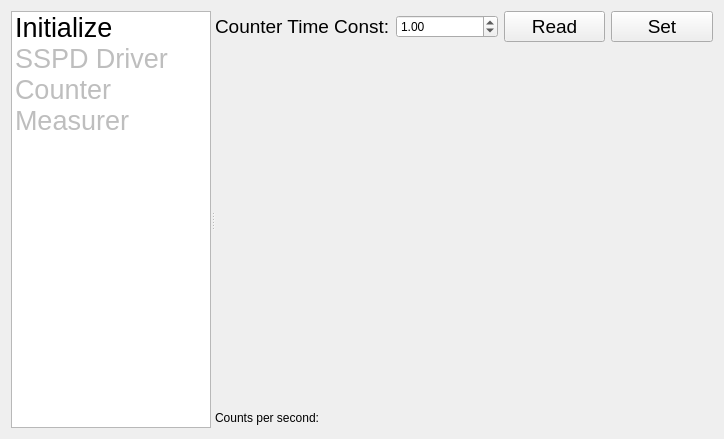
Above: User/QeMeasurer/mainwindow.ui from OzhegovRoman/ControlUnit4_Software before the change. Below: the same form after it.
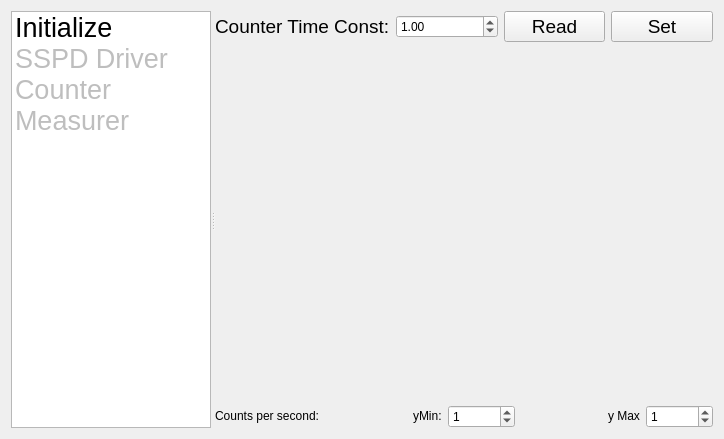
That is the form after the change. Custom widgets are drawn as their Qt base class.

```diff
--- a/User/QeMeasurer/mainwindow.ui
+++ b/User/QeMeasurer/mainwindow.ui
@@ -505,23 +505,145 @@
          </layout>
         </item>
         <item>
-         <widget class="QCustomPlot" name="wCounterPlot" native="true"/>
+         <widget class="QCustomPlot" name="wCounterPlot" native="true">
+          <property name="contextMenuPolicy">
+           <enum>Qt::CustomContextMenu</enum>
+          </property>
+         </widget>
         </item>
         <item>
-         <widget class="QLabel" name="lbCounts">
-          <property name="maximumSize">
-           <size>
-            <width>16777215</width>
-            <height>20</height>
-           </size>
-          </property>
-          <property name="styleSheet">
-           <string notr="true">font: 12pt &quot;MS Shell Dlg 2&quot;;</string>
-          </property>
-          <property name="text">
-           <string>Counts per second:</string>
-          </property>
-         </widget>
+         <layout class="QHBoxLayout" name="horizontalLayout_9">
+          <item>
+           <widget class="QLabel" name="lbCounts">
+            <property name="maximumSize">
+             <size>
+              <width>16777215</width>
+              <height>20</height>
+             </size>
+            </property>
+            <property name="styleSheet">
+             <string notr="true">font: 12pt &quot;MS Shell Dlg 2&quot;;</string>
+            </property>
+            <property name="text">
+             <string>Counts per second:</string>
+            </property>
+           </widget>
+          </item>
+          <item>
+           <spacer name="HS_Min">
+            <property name="orientation">
+             <enum>Qt::Horizontal</enum>
+            </property>
+            <property name="sizeHint" stdset="0">
+             <size>
+              <width>40</width>
+              <height>20</height>
+             </size>
+            </property>
+           </spacer>
+          </item>
+          <item>
+           <widget class="QLabel" name="L_YMin">
+            <property name="maximumSize">
+             <size>
+              <width>16777215</width>
+              <height>20</height>
+             </size>
+            </property>
+            <property name="styleSheet">
+             <string notr="true">font: 12pt &quot;MS Shell Dlg 2&quot;;</string>
+            </property>
+            <property name="text">
+             <string>yMin:</string>
+            </property>
+           </widget>
+          </item>
+          <item>
+           <widget class="QDoubleSpinBox" name="SB_YMin">
+            <property name="maximumSize">
+             <size>
+              <width>100</width>
+              <height>16777215</height>
+             </size>
+            </property>
+            <property name="styleSheet">
+             <string notr="true">font: 14pt &quot;MS Shell Dlg 2&quot;;</string>
+            </property>
+            <property name="decimals">
+             <number>0</number>
+            </property>
+            <property name="minimum">
+             <double>0.000000000000000</double>
+            </property>
+            <property name="maximum">
+             <double>1000000000.000000000000000</double>
+            </property>
+            <property name="stepType">
+             <enum>QAbstractSpinBox::AdaptiveDecimalStepType</enum>
+            </property>
+            <property name="value">
+             <double>1.000000000000000</double>
+            </property>
+           </widget>
+          </item>
+          <item>
+           <spacer name="HS_Max">
+            <property name="orientation">
+             <enum>Qt::Horizontal</enum>
+            </property>
+            <property name="sizeHint" stdset="0">
+             <size>
+              <width>40</width>
+              <height>20</height>
+             </size>
+            </property>
+           </spacer>
+          </item>
+          <item>
+           <widget class="QLabel" name="L_YMax">
+            <property name="maximumSize">
+             <size>
+              <width>16777215</width>
+              <height>20</height>
+             </size>
+            </property>
+            <property name="styleSheet">
+             <string notr="true">font: 12pt &quot;MS Shell Dlg 2&quot;;</string>
+            </property>
+            <property name="text">
+             <string>y Max</string>
+            </property>
+           </widget>
+          </item>
+          <item>
+           <widget class="QDoubleSpinBox" name="SB_YMax">
+            <property name="maximumSize">
+             <size>
+              <width>100</width>
+              <height>16777215</height>
+             </size>
+            </property>
+            <property name="styleSheet">
+             <string notr="true">font: 14pt &quot;MS Shell Dlg 2&quot;;</string>
+            </property>
+            <property name="decimals">
+             <number>0</number>
+            </property>
+            <property name="minimum">
+             <double>0.000000000000000</double>
+            </property>
+            <property name="maximum">
+             <double>1000000000.000000000000000</double>
+            </property>
+            <property name="stepType">
+             <enum>QAbstractSpinBox::AdaptiveDecimalStepType</enum>
+            </property>
+            <property name="value">
+             <double>1.000000000000000</double>
+            </property>
+           </widget>
+          </item>
+         </layout>
         </item>
        </layout>
       </widget>
```
